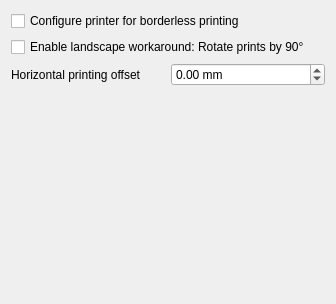
luziferius/MTGProxyPrinter, file mtg_proxy_printer/resources/ui/settings_window/printer_settings_page.ui: the form before one commit.
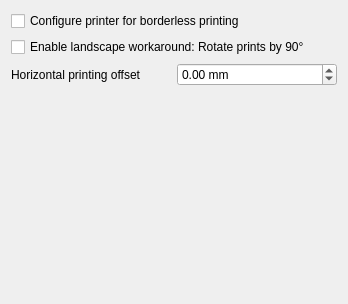
The form after the commit.

The edit to the form file:
```diff
--- a/mtg_proxy_printer/resources/ui/settings_window/printer_settings_page.ui
+++ b/mtg_proxy_printer/resources/ui/settings_window/printer_settings_page.ui
@@ -6,7 +6,7 @@
    <rect>
     <x>0</x>
     <y>0</y>
-    <width>336</width>
+    <width>348</width>
     <height>304</height>
    </rect>
   </property>
```
Left out of the diff: 2 changed lines with no effect on the pictures.
